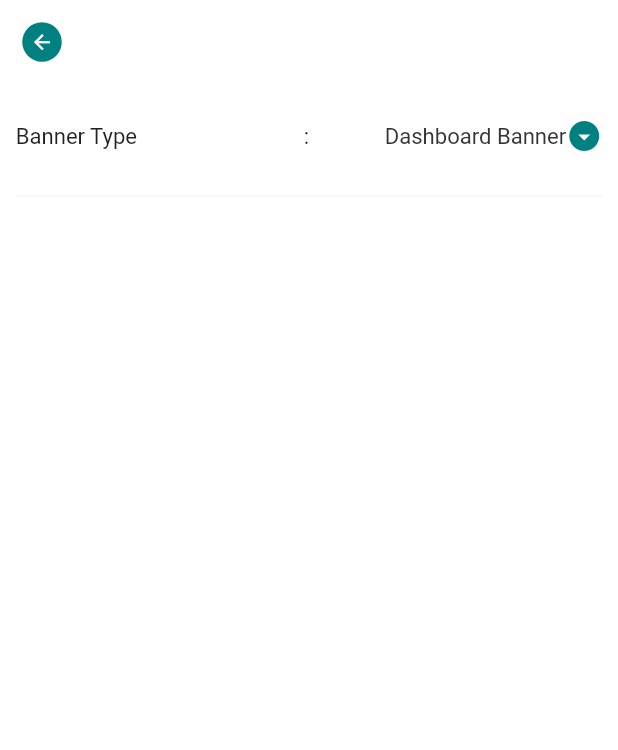
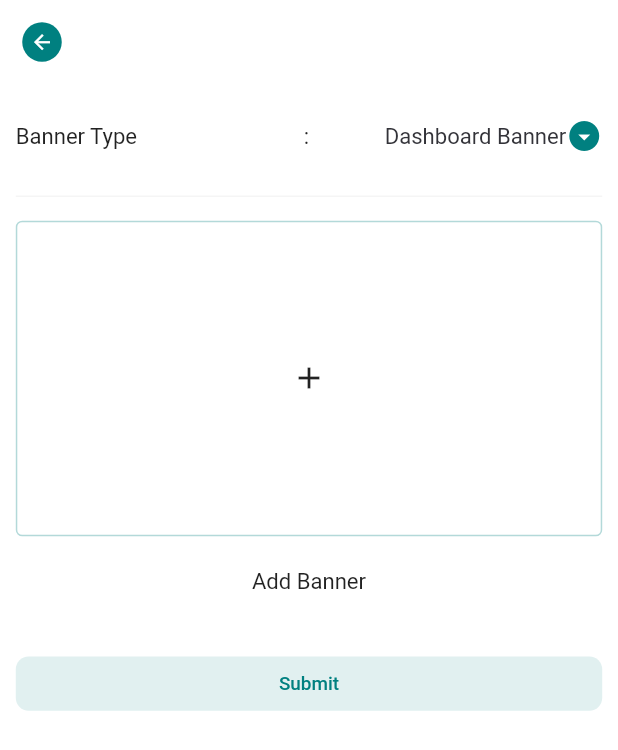
Before and after one commit to Pritom-Shajed/fixify-admin-portal, a Flutter app: the AddBannerPage screen opened by its route, on a phone screen of 412 x 824 dp. Shown: the top 750 px of the screen. Run offline on Flutter 3.47's test engine with Material 2 defaults, Android fonts, the phone set to English and light mode, and no system bars; our stand-ins replace animated_text_kit, cached_network_image, cloud_firestore, firebase_core, firebase_storage, flutter_custom_clippers and 7 more; accounts and stored records are empty.

Commit message:
Add banner added

```diff
--- /dev/null
+++ b/lib/model/banner_model.dart
@@ -0,0 +1,52 @@
+class BannerModel {
+  String? uid;
+  String? bannerType;
+  List<BannerIndividual>? bannerList;
+
+  BannerModel({
+    required this.uid,
+    required this.bannerType,
+    required this.bannerList,
+  });
+
+  BannerModel.fromJson(Map<String, dynamic> json) {
+    uid = json['uid'];
+    if (json['bannerList'] != null) {
+      bannerList = <BannerIndividual>[];
+      json['bannerList'].forEach((v) {
+        bannerList!.add(BannerIndividual.fromJson(v));
+      });
+    }
+    bannerType = json['bannerType'];
+  }
+
+
+  Map<String, dynamic> toJson() {
+    final Map<String, dynamic> data = <String, dynamic>{};
+    data['uid'] = uid;
+    if (bannerList != null) {
+      data['bannerList'] = bannerList!.map((v) => v.toJson()).toList();
+    }
+    data['bannerType'] = bannerType;
+    return data;
+  }
+}
+
+class BannerIndividual {
+  String? bannerUrl;
+  String? bannerUid;
+
+  BannerIndividual({this.bannerUrl, this.bannerUid,});
+
+  BannerIndividual.fromJson(Map<String, dynamic> json) {
+    bannerUrl = json['bannerUrl'];
+    bannerUid = json['bannerUid'];
+  }
+
+  Map<String, dynamic> toJson() {
+    final Map<String, dynamic> data = <String, dynamic>{};
+    data['bannerUrl'] = bannerUrl;
+    data['bannerUid'] = bannerUid;
+    return data;
+  }
+}
--- a/lib/pages/home/banners/add_banner_page.dart
+++ b/lib/pages/home/banners/add_banner_page.dart
@@ -3,6 +3,7 @@ import 'package:fixify_admin/data/controller/banner_controller.dart';
 import 'package:fixify_admin/data/controller/services_controller.dart';
 import 'package:fixify_admin/utils/app_colors.dart';
 import 'package:fixify_admin/utils/dimensions.dart';
+import 'package:fixify_admin/widgets/buttons/custom_button.dart';
 import 'package:fixify_admin/widgets/buttons/custom_button2.dart';
 import 'package:fixify_admin/widgets/buttons/custom_icon_button.dart';
 import 'package:fixify_admin/widgets/buttons/image_picker_btn.dart';
@@ -71,99 +72,23 @@ class _AddBannerPageState extends State<AddBannerPage> {
                       controller.updateSelectedBannerCategory(banner.toString());
                     }),
                   ),
-                  // Row(
-                  //   children: [
-                  //     ImagePickerButton(
-                  //       onPressed: () =>
-                  //           controller.pickIcon(ImageSource.gallery),
-                  //       buttonText: controller.serviceIcon != null
-                  //           ? 'Change Icon'
-                  //           : 'Add Icon',
-                  //       imageProvider: controller.serviceIcon != null
-                  //           ? FileImage(controller.serviceIcon!)
-                  //           : null,
-                  //     ),
-                  //     const Spacer(),
-                  //     CustomButton2(
-                  //         text: 'Submit',
-                  //         onTap: () {
-                  //           if(controller.serviceIcon == null){
-                  //             showCustomToast('Add service icon');
-                  //           } else if(serviceNameController.text == '' || serviceNameController.text.isEmpty){
-                  //             showCustomToast('Add Service Name');
-                  //           } else if(controller.servicePicture == null){
-                  //             showCustomToast('Add Service Picture');
-                  //           } else if(subServiceNameController.text == '' || subServiceNameController.text.isEmpty){
-                  //             showCustomToast('Add Sub-Service Name');
-                  //           } else if(controller.includedTextController.map((controller) => controller.text).contains('')){
-                  //             showCustomToast('Add Whats Included');
-                  //           } else {
-                  //             controller.addService(
-                  //                 serviceNameController.text,
-                  //                 subServiceNameController.text);
-                  //           }
-                  //         })
-                  //   ],
-                  // ),
-                  // CustomTextField(
-                  //   titleText: 'Service Name',
-                  //   controller: serviceNameController,
-                  // ),
-                  // Divider(
-                  //   thickness: 1,
-                  //   height: Dimensions.height20,
-                  // ),
-                  // const TextWithUnderline(text: 'Sub Service'),
-                  // SizedBox(
-                  //   height: Dimensions.height10,
-                  // ),
-                  // ImagePickerButton(
-                  //   onPressed: () => controller.pickPicture(ImageSource.gallery),
-                  //   buttonText: controller.servicePicture != null
-                  //       ? 'Change Picture'
-                  //       : 'Add Picture',
-                  //   imageProvider: controller.servicePicture != null
-                  //       ? FileImage(controller.servicePicture!)
-                  //       : null,
-                  // ),
-                  // CustomTextField(
-                  //   required: false,
-                  //   titleText: 'Name: ',
-                  //   controller: subServiceNameController,
-                  // ),
-                  // SizedBox(
-                  //   height: Dimensions.height10,
-                  // ),
-                  // const SmallText(text: 'What\'s Included'),
-                  // ListView.builder(
-                  //     shrinkWrap: true,
-                  //     physics: const NeverScrollableScrollPhysics(),
-                  //     itemCount: controller.includedTextController.length,
-                  //     itemBuilder: (context, index) {
-                  //       return CustomTextField(
-                  //         required: false,
-                  //         titleText: '${index + 1} |',
-                  //         controller: controller.includedTextController[index],
-                  //       );
-                  //     }),
-                  // SizedBox(height: Dimensions.height10,),
-                  // Row(
-                  //   children: [
-                  //     Expanded(
-                  //         child: CustomButton2(
-                  //             text: 'Add more',
-                  //             onTap: () =>
-                  //                 controller.addNewIncludedTextController())),
-                  //     SizedBox(width: Dimensions.width10,),
-                  //     controller.includedTextController.length > 1 ? Expanded(
-                  //         child: CustomButton2(
-                  //             text: 'Remove last',
-                  //             onTap: () =>
-                  //                 controller.removeIncludedTextController())) : const SizedBox()
-                  //   ],
-                  // ),
-                  //
-                  // SizedBox(height: Dimensions.height10*3,),
+                  ImagePickerButton(
+                    isBanner: true,
+                    onPressed: () =>
+                        controller.pickBanner(ImageSource.camera),
+                    buttonText: controller.bannerPicture != null
+                        ? 'Change Banner'
+                        : 'Add Banner',
+                    imageProvider: controller.bannerPicture != null
+                        ? FileImage(controller.bannerPicture!)
+                        : null,
+                  ),
+                  SizedBox(
+                    height: Dimensions.height20*2,
+                  ),
+                  CustomButton2(text: 'Submit', onTap: (){
+                    controller.addBanner();
+                  }),
                 ],
               ),
             ),
--- a/lib/widgets/buttons/image_picker_btn.dart
+++ b/lib/widgets/buttons/image_picker_btn.dart
@@ -9,8 +9,10 @@ class ImagePickerButton extends StatelessWidget {
   final ImageProvider? imageProvider;
   final double? width;
   final double? height;
+  final bool isBanner;
 
   const ImagePickerButton({super.key,
+    this.isBanner = false,
     required this.onPressed,
     required this.buttonText,
     this.imageProvider, this.width, this.height,
@@ -18,7 +20,7 @@ class ImagePickerButton extends StatelessWidget {
 
   @override
   Widget build(BuildContext context) {
-    return Row(
+    return !isBanner ? Row(
       children: [
         GestureDetector(
           onTap: onPressed,
@@ -40,6 +42,28 @@ class ImagePickerButton extends StatelessWidget {
         ),
         SmallText(text: buttonText),
       ],
+    ) : Column(
+      children: [
+        GestureDetector(
+          onTap: onPressed,
+          child: Container(
+            width: width ?? double.maxFinite,
+            height: height ?? Dimensions.height20 * 10,
+            decoration: BoxDecoration(
+              border: Border.all(color: AppColors.primaryColorLight, width: 1),
+              borderRadius: BorderRadius.circular(Dimensions.radius4),
+              image: imageProvider != null
+                  ? DecorationImage(image: imageProvider!, fit: BoxFit.cover)
+                  : null,
+            ),
+            child: imageProvider == null ?  const Icon(Icons.add) :  null,
+          ),
+        ),
+        SizedBox(
+          height: Dimensions.height20,
+        ),
+        SmallText(text: buttonText, fontSize: Dimensions.font14,),
+      ],
     );
   }
 }
```
Also changed, not shown: lib/data/controller/banner_controller.dart (+112 -0 lines).
